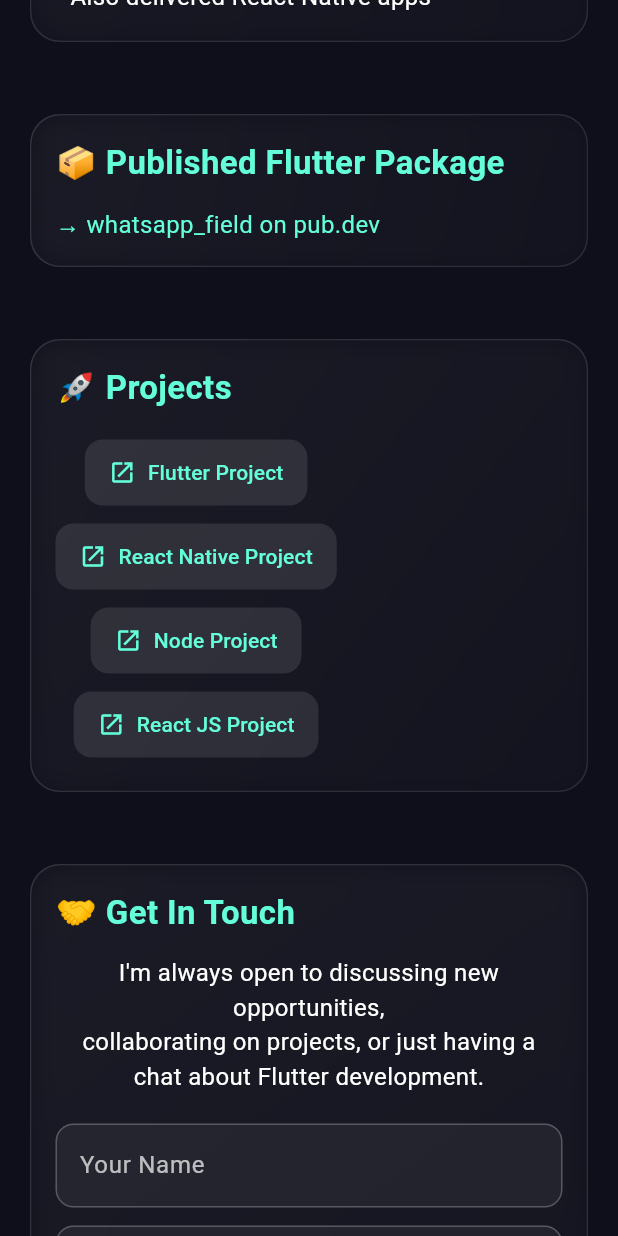
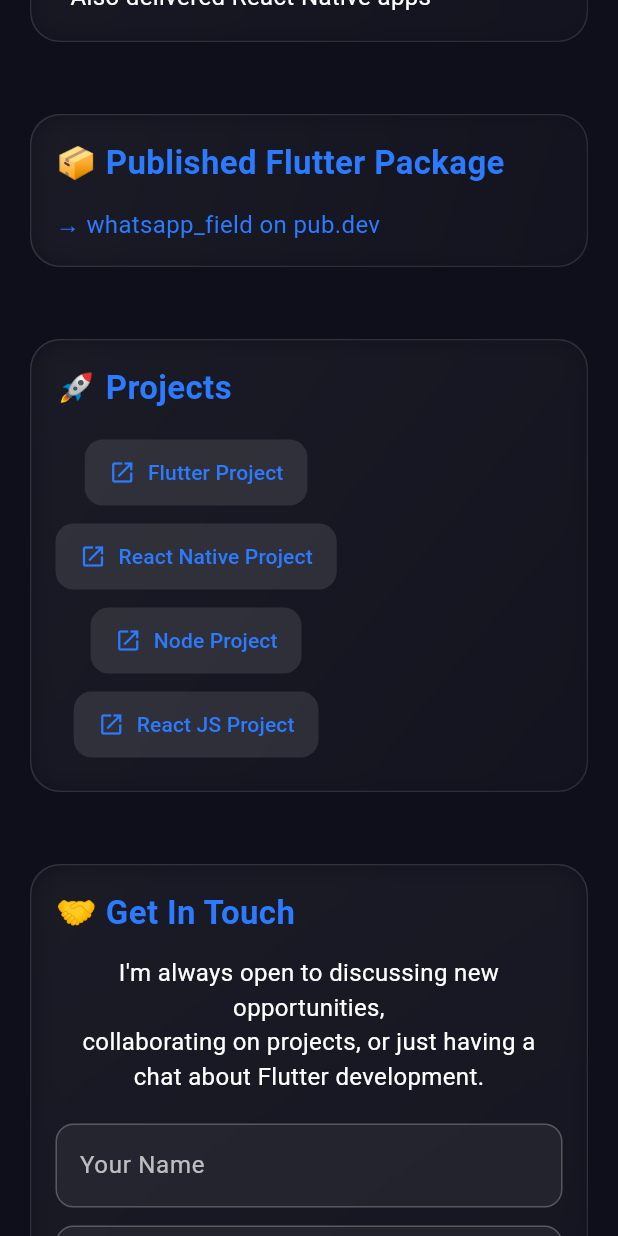
Before and after one commit to MeetMevadaStar/portfolio, a Flutter app: the screen it shows after launch, scrolled down 576 dp, on a phone screen of 412 x 824 dp. Run offline on Flutter 3.47's test engine with Material 3 defaults, Android fonts, the phone set to English and light mode, and no system bars; our stand-ins replace font_awesome_flutter.

Commit message:
31-07-2025 : Port Folio changes

```diff
--- a/lib/Screens/contect_form.dart
+++ b/lib/Screens/contect_form.dart
@@ -1,4 +1,6 @@
 import 'package:flutter/material.dart';
+
+import '../Utils/colour.dart';
 
 class ContactForm extends StatelessWidget {
   const ContactForm({super.key});
@@ -17,7 +19,7 @@ class ContactForm extends StatelessWidget {
           width: double.infinity,
           child: ElevatedButton.icon(
             style: ElevatedButton.styleFrom(
-              backgroundColor: const Color(0xFF64FFDA),
+              backgroundColor: primaryColour,
               foregroundColor: Colors.black,
               elevation: 3,
               padding: const EdgeInsets.symmetric(vertical: 16),
@@ -43,7 +45,7 @@ class ContactForm extends StatelessWidget {
     return TextField(
       maxLines: maxLines,
       style: const TextStyle(color: Colors.white),
-      cursorColor: const Color(0xFF64FFDA),
+      cursorColor: primaryColour,
       decoration: InputDecoration(
         labelText: label,
         labelStyle: const TextStyle(color: Colors.white70),
@@ -55,7 +57,7 @@ class ContactForm extends StatelessWidget {
           borderRadius: BorderRadius.circular(12),
         ),
         focusedBorder: OutlineInputBorder(
-          borderSide: const BorderSide(color: Color(0xFF64FFDA), width: 1.5),
+          borderSide: const BorderSide(color: primaryColour, width: 1.5),
           borderRadius: BorderRadius.circular(12),
         ),
         filled: true,
--- a/lib/Screens/portfolio.dart
+++ b/lib/Screens/portfolio.dart
@@ -3,6 +3,8 @@ import 'package:flutter/cupertino.dart';
 import 'package:flutter/material.dart';
 import 'package:font_awesome_flutter/font_awesome_flutter.dart';
 import 'package:url_launcher/url_launcher.dart';
+import '../Utils/colour.dart';
+import '../Utils/global_function.dart';
 import 'contect_form.dart';
 
 class PortfolioPage extends StatelessWidget {
@@ -23,7 +25,7 @@ class PortfolioPage extends StatelessWidget {
                 children: [
                   const CircleAvatar(
                     radius: 60,
-                    backgroundColor: Color(0xFF64FFDA),
+                    backgroundColor: primaryColour,
                     child: CircleAvatar(
                       radius: 56,
                       backgroundImage: AssetImage('assets/images/meet.jpg'),
@@ -44,7 +46,7 @@ class PortfolioPage extends StatelessWidget {
                     'Flutter Developer | 2.5+ Years Experience',
                     style: TextStyle(
                       fontSize: 18,
-                      color: Color(0xFF64FFDA),
+                      color: primaryColour,
                     ),
                   ),
                   const SizedBox(height: 24),
@@ -67,7 +69,7 @@ class PortfolioPage extends StatelessWidget {
                       onTap: () => _launchURL('https://pub.dev/packages/whatsapp_field'),
                       child: const Text(
                         '→ whatsapp_field on pub.dev',
-                        style: TextStyle(fontSize: 16, color: Color(0xFF64FFDA)),
+                        style: TextStyle(fontSize: 16, color: primaryColour),
                       ),
                     ),
                   ),
@@ -101,28 +103,28 @@ class PortfolioPage extends StatelessWidget {
                   const SizedBox(height: 32),
                   const Divider(thickness: 1, color: Colors.white30),
                   const SizedBox(height: 16),
-                  const Text('📍 Gujarat, India', style: TextStyle(color: Colors.white)),
-                  const Text('📞 +91 12345 67890', style: TextStyle(color: Colors.white)),
-                  const Text('✉️ meet.mevada@example.com', style: TextStyle(color: Colors.white)),
+                  InkWell(onTap: launchMap, child: const Text('📍 Ahmedabad, Gujarat, India', style: TextStyle(color: Colors.white))),
+                  InkWell(onTap: launchPhoneDialer, child: const Text('📞 +91 9924859611', style: TextStyle(color: Colors.white))),
+                  InkWell(onTap: launchEmail, child: const Text('✉️ mevadameet8301@gmail.com', style: TextStyle(color: Colors.white))),
                   const SizedBox(height: 16),
                   Row(
                     mainAxisAlignment: MainAxisAlignment.center,
                     children: [
                       IconButton(
-                        onPressed: () => _launchURL('https://linkedin.com/in/yourprofile'),
-                        icon: const FaIcon(FontAwesomeIcons.linkedin, color: Color(0xFF64FFDA)),
+                        onPressed: () => _launchURL('https://in.linkedin.com/in/meet-mevada-041532246'),
+                        icon: const FaIcon(FontAwesomeIcons.linkedin, color: primaryColour),
                       ),
                       IconButton(
-                        onPressed: () => _launchURL('https://github.com/yourprofile'),
-                        icon: const FaIcon(FontAwesomeIcons.github, color: Color(0xFF64FFDA)),
+                        onPressed: () => _launchURL('https://github.com/MeetMevadaStar'),
+                        icon: const FaIcon(FontAwesomeIcons.github, color: primaryColour),
                       ),
                       IconButton(
-                        onPressed: () => _launchURL('https://facebook.com/yourprofile'),
-                        icon: const FaIcon(FontAwesomeIcons.facebook, color: Color(0xFF64FFDA)),
+                        onPressed: () => _launchURL('https://www.facebook.com/meet.mevada.319'),
+                        icon: const FaIcon(FontAwesomeIcons.facebook, color: primaryColour),
                       ),
                       IconButton(
-                        onPressed: () => _launchURL('https://instagram.com/yourprofile'),
-                        icon: const FaIcon(FontAwesomeIcons.instagram, color: Color(0xFF64FFDA)),
+                        onPressed: () => _launchURL('https://www.instagram.com/meet_mevada_/'),
+                        icon: const FaIcon(FontAwesomeIcons.instagram, color: primaryColour),
                       ),
                     ],
                   ),
@@ -165,7 +167,7 @@ class PortfolioPage extends StatelessWidget {
                   style: const TextStyle(
                     fontSize: 22,
                     fontWeight: FontWeight.bold,
-                    color: Color(0xFF64FFDA),
+                    color: primaryColour,
                   ),
                 ),
                 const SizedBox(height: 12),
@@ -196,7 +198,7 @@ class ProjectButton extends StatelessWidget {
       padding: const EdgeInsets.symmetric(vertical: 4),
       child: TextButton.icon(
         style: TextButton.styleFrom(
-          foregroundColor: const Color(0xFF64FFDA),
+          foregroundColor: primaryColour,
           backgroundColor: Colors.white.withOpacity(0.1),
           shape: RoundedRectangleBorder(borderRadius: BorderRadius.circular(12)),
           padding: const EdgeInsets.symmetric(horizontal: 16, vertical: 12),
--- /dev/null
+++ b/lib/Utils/colour.dart
@@ -0,0 +1,5 @@
+import 'package:flutter/material.dart';
+
+const Color primaryColour = Color(0xff2c7afe);
+
+// const Color primaryColour = Colors.green;
```
Also changed, not shown: lib/Utils/global_function.dart (added, +37 -0 lines).
